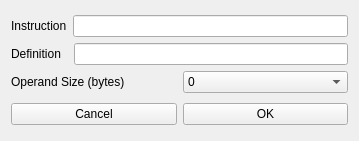
Before: the Qt Designer form MetaAssembler/InstructionEditor.ui in kristijanzrno/MetaAssemblerQT, drawn with Qt 5.
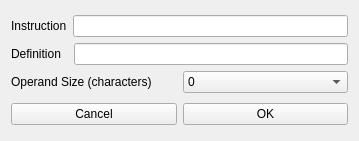
After: the same form once the commit is applied.

Patch:
```diff
--- a/MetaAssembler/InstructionEditor.ui
+++ b/MetaAssembler/InstructionEditor.ui
@@ -53,7 +53,7 @@
        <item>
         <widget class="QLabel" name="label_3">
          <property name="text">
-          <string>Operand Size (bytes)</string>
+          <string>Operand Size (characters)</string>
          </property>
         </widget>
        </item>
```
